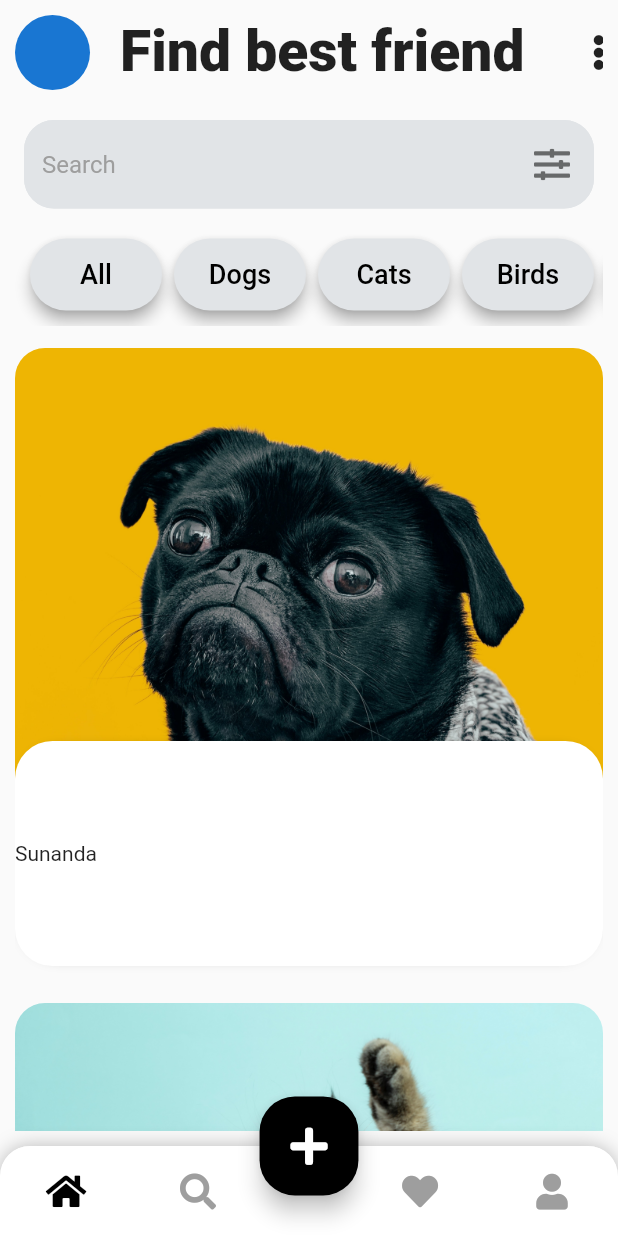
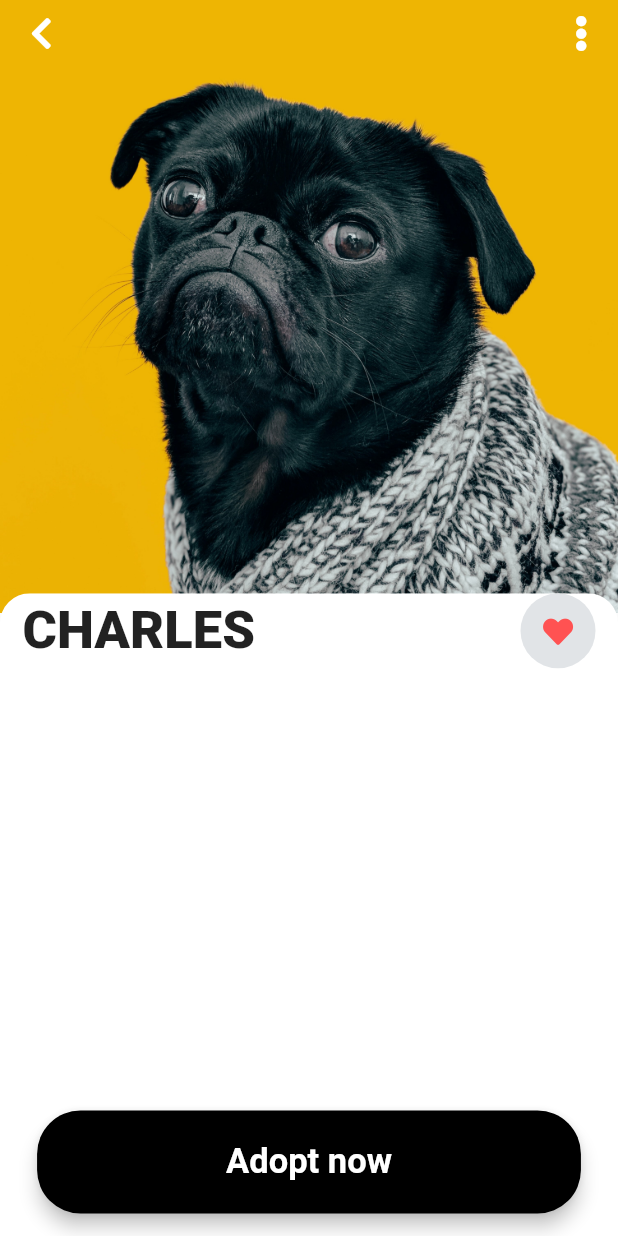
Before and after one commit to ShubhP23/find_best_friend, a Flutter app: the screen it shows after launch, on a phone screen of 412 x 824 dp. Run offline on Flutter 3.47's test engine with Material 2 defaults, Android fonts, the phone set to English and light mode, and no system bars; our stand-ins replace font_awesome_flutter.

Commit message:
profile page created

```diff
--- a/find_best_friend/lib/main.dart
+++ b/find_best_friend/lib/main.dart
@@ -1,5 +1,6 @@
 import 'package:flutter/material.dart';
 import 'screens.dart/home_page.dart';
+import 'screens.dart/profile_page.dart';
 
 void main() {
   runApp(FindBestFriend());
@@ -10,9 +11,10 @@ class FindBestFriend extends StatelessWidget {
   Widget build(BuildContext context) {
     return MaterialApp(
       debugShowCheckedModeBanner: false,
-      initialRoute: HomePage.id,
+      initialRoute: ProfilePage.id,
       routes: {
         HomePage.id: (context) => HomePage(),
+        ProfilePage.id: (context) => ProfilePage(),
       },
     );
   }
--- /dev/null
+++ b/find_best_friend/lib/screens.dart/profile_page.dart
@@ -0,0 +1,119 @@
+import 'package:flutter/material.dart';
+import 'package:font_awesome_flutter/font_awesome_flutter.dart';
+
+class ProfilePage extends StatefulWidget {
+  static const String id = 'profilePage';
+
+  @override
+  _ProfilePageState createState() => _ProfilePageState();
+}
+
+class _ProfilePageState extends State<ProfilePage> {
+  @override
+  Widget build(BuildContext context) {
+    return Stack(
+      alignment: Alignment.bottomCenter,
+      children: [
+        Scaffold(
+          body: Stack(
+            children: [
+              Container(
+                child: Image.asset('images/charles-dog.jpg'),
+              ),
+              SafeArea(
+                child: Padding(
+                  padding: const EdgeInsets.symmetric(
+                      vertical: 10.0, horizontal: 20.0),
+                  child: Row(
+                    mainAxisAlignment: MainAxisAlignment.spaceBetween,
+                    children: [
+                      FaIcon(
+                        FontAwesomeIcons.chevronLeft,
+                        color: Colors.white,
+                      ),
+                      FaIcon(
+                        FontAwesomeIcons.ellipsisV,
+                        color: Colors.white,
+                      ),
+                    ],
+                  ),
+                ),
+              ),
+              DraggableScrollableSheet(
+                initialChildSize: 0.52,
+                builder: (context, controller) => ClipRRect(
+                  borderRadius: BorderRadius.vertical(
+                    top: Radius.circular(20.0),
+                  ),
+                  child: Container(
+                    color: Colors.white,
+                    child: ListView(
+                      children: [
+                        Padding(
+                          padding: const EdgeInsets.symmetric(
+                            horizontal: 15.0,
+                          ),
+                          child: Column(
+                            children: [
+                              Row(
+                                mainAxisAlignment:
+                                    MainAxisAlignment.spaceBetween,
+                                children: [
+                                  Text(
+                                    'Charles'.toUpperCase(),
+                                    style: TextStyle(
+                                      fontSize: 35.0,
+                                      fontWeight: FontWeight.w900,
+                                    ),
+                                  ),
+                                  CircleAvatar(
+                                    radius: 25.0,
+                                    backgroundColor: Color(0xFFE1E4E7),
+                                    child: FaIcon(
+                                      FontAwesomeIcons.solidHeart,
+                                      size: 20.0,
+                                      color: Colors.redAccent,
+                                    ),
+                                  ),
+                                ],
+                              ),
+                            ],
+                          ),
+                        ),
+                      ],
+                    ),
+                  ),
+                ),
+              ),
+            ],
+          ),
+        ),
+        Padding(
+          padding: const EdgeInsets.all(15.0),
+          child: MaterialButton(
+            onPressed: () {},
+            child: Text(
+              'Adopt now',
+              style: TextStyle(
+                color: Colors.white,
+                fontSize: 23.0,
+                fontWeight: FontWeight.bold,
+              ),
+            ),
+            color: Colors.black,
+            minWidth: MediaQuery.of(context).size.width * .88,
+            height: MediaQuery.of(context).size.height / 12,
+            elevation: 5,
+            shape: RoundedRectangleBorder(
+              borderRadius: BorderRadius.all(
+                Radius.circular(
+                  29.0,
+                ),
+              ),
+            ),
+          ),
+        )
+      ],
+    );
+  }
+}
```
